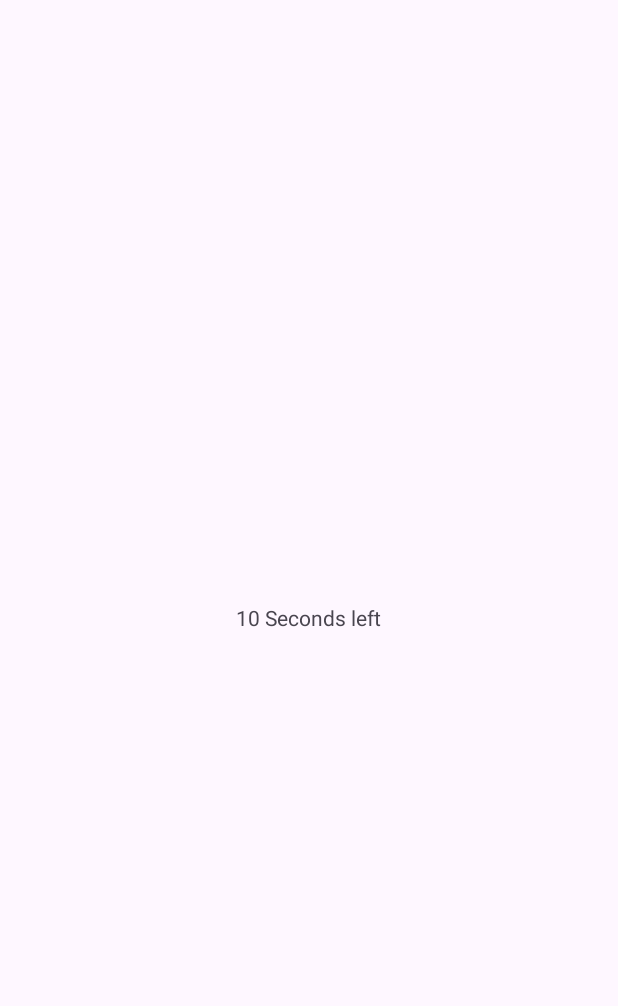
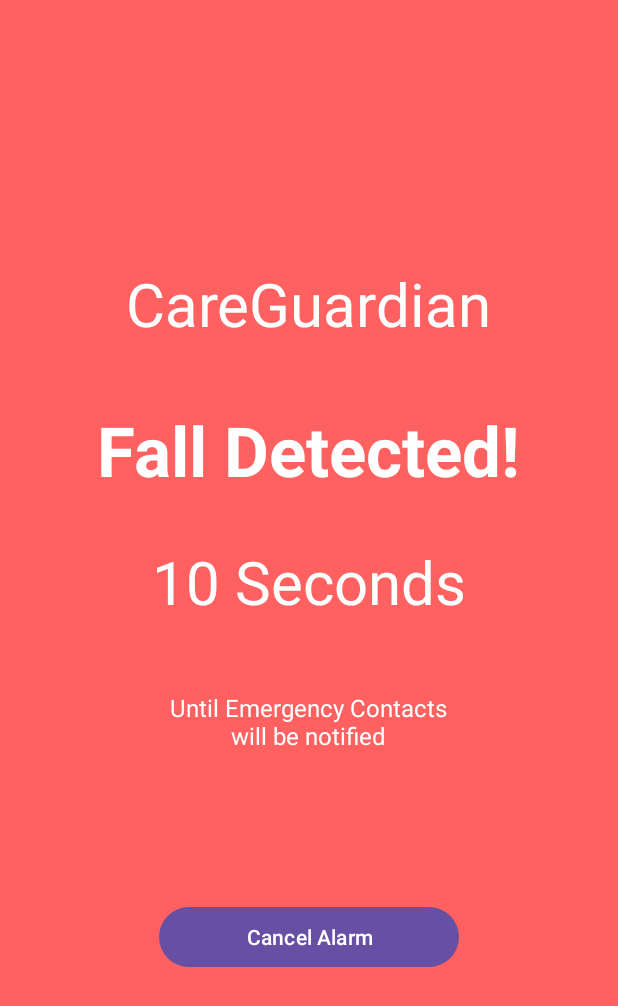
Before and after one commit to Jiron/CareGuardian, an Android app: the CountdownActivity screen opened directly, with no data from a screen before it, on a phone screen of 412 x 824 dp. Before the commit the part shown is almost empty. Shown: the top 1006 px of the screen. Run offline under Robolectric (Android 15) with nearby library versions, the phone set to English and light mode, and no system bars.

Commit message:
feat: added design for countdown

```diff
--- a/app/src/main/java/com/example/careguardian/CountdownActivity.java
+++ b/app/src/main/java/com/example/careguardian/CountdownActivity.java
@@ -5,13 +5,18 @@
 
 import android.os.Bundle;
 import android.os.Handler;
+import android.widget.Button;
 import android.widget.TextView;
+
+import org.w3c.dom.Text;
 
 public class CountdownActivity extends AppCompatActivity {
 
     private boolean countDownRanOut = false;
     private int countDownSeconds = 10;
     private TextView countDownText;
+    private TextView countDownTextDetail;
+    private Button backButton;
 
     @Override
     protected void onCreate(Bundle savedInstanceState) {
@@ -20,20 +25,26 @@
         setContentView(R.layout.activity_countdown);
 
         countDownText = findViewById(R.id.countDownText);
+        countDownTextDetail = findViewById(R.id.countDownTextDetail);
+        backButton = findViewById(R.id.backButton);
 
         refreshCountdown();
+
+        backButton.setOnClickListener(view -> finish());
     }
 
     private void refreshCountdown() {
         if(countDownSeconds >= 0) {
             new Handler().postDelayed(() -> {
-                countDownText.setText(countDownSeconds + " Seconds left");
+                countDownText.setText(countDownSeconds + " Seconds");
                 countDownSeconds--;
                 refreshCountdown();
             }, 1000);
         } else {
             countDownRanOut = true;
-            countDownText.setText("Help is on the way!");
+            countDownText.setText("Emergency contacts\nhave been notified");
+            countDownTextDetail.setText("");
+            backButton.setText("Back to Home");
         }
     }
 }
--- a/app/src/main/res/layout/activity_countdown.xml
+++ b/app/src/main/res/layout/activity_countdown.xml
@@ -4,12 +4,51 @@
     android:layout_width="match_parent"
     android:layout_height="match_parent"
     android:orientation="vertical"
-    android:gravity="center">
+    android:gravity="center"
+    android:background="@color/alarmred">
+
+    <TextView
+        android:layout_width="wrap_content"
+        android:layout_height="wrap_content"
+        android:text="CareGuardian"
+        android:textSize="40dp"
+        android:textColor="@color/white"
+        android:layout_marginBottom="40dp"
+        />
+
+    <TextView
+        android:layout_width="wrap_content"
+        android:layout_height="wrap_content"
+        android:text="Fall Detected!"
+        android:textStyle="bold"
+        android:textSize="46dp"
+        android:textColor="@color/white"
+        android:layout_marginBottom="30dp"
+        />
 
     <TextView
         android:id="@+id/countDownText"
         android:layout_width="wrap_content"
+        android:layout_height="100dp"
+        android:textSize="40dp"
+        android:textAlignment="center"
+        android:textColor="@color/white"
+        android:text="10 Seconds"/>
+
+    <TextView
+        android:id="@+id/countDownTextDetail"
+        android:layout_width="wrap_content"
+        android:layout_height="40dp"
+        android:text="Until Emergency Contacts\nwill be notified"
+        android:textAlignment="center"
+        android:textColor="@color/white"
+        android:textSize="16dp"
+        />
+    <Button
+        android:id="@+id/backButton"
+        android:layout_width="200dp"
         android:layout_height="wrap_content"
-        android:text="Countdown here"/>
+        android:layout_marginTop="100dp"
+        android:text="Cancel Alarm" />
 
 </LinearLayout>
--- a/app/src/main/res/values/colors.xml
+++ b/app/src/main/res/values/colors.xml
@@ -2,4 +2,5 @@
 <resources>
     <color name="black">#FF000000</color>
     <color name="white">#FFFFFFFF</color>
+    <color name="alarmred">#FFFF6161</color>
 </resources>
```
